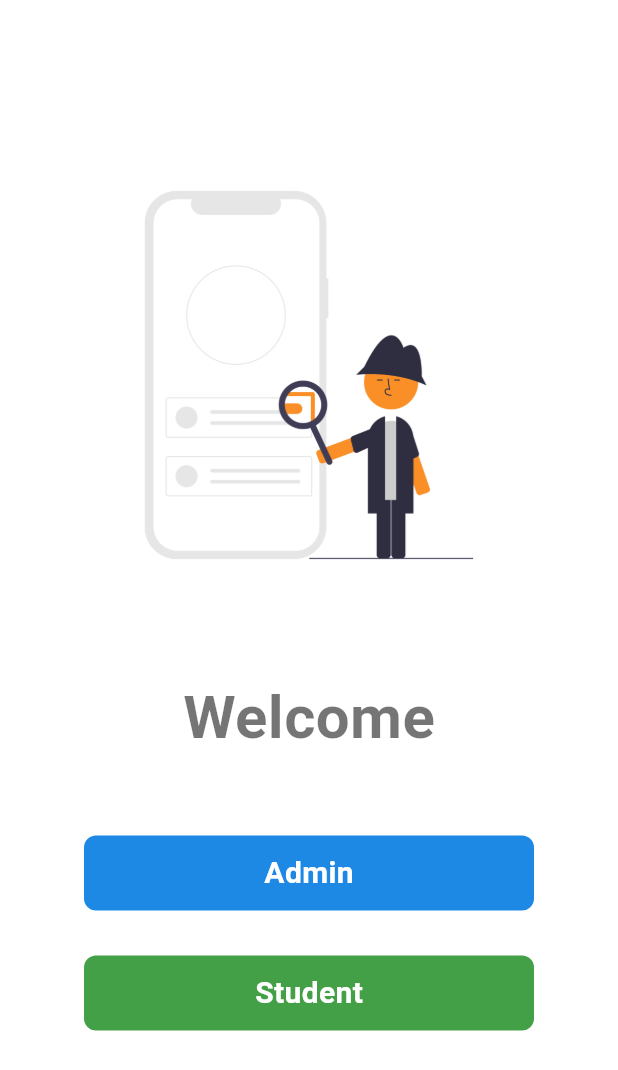
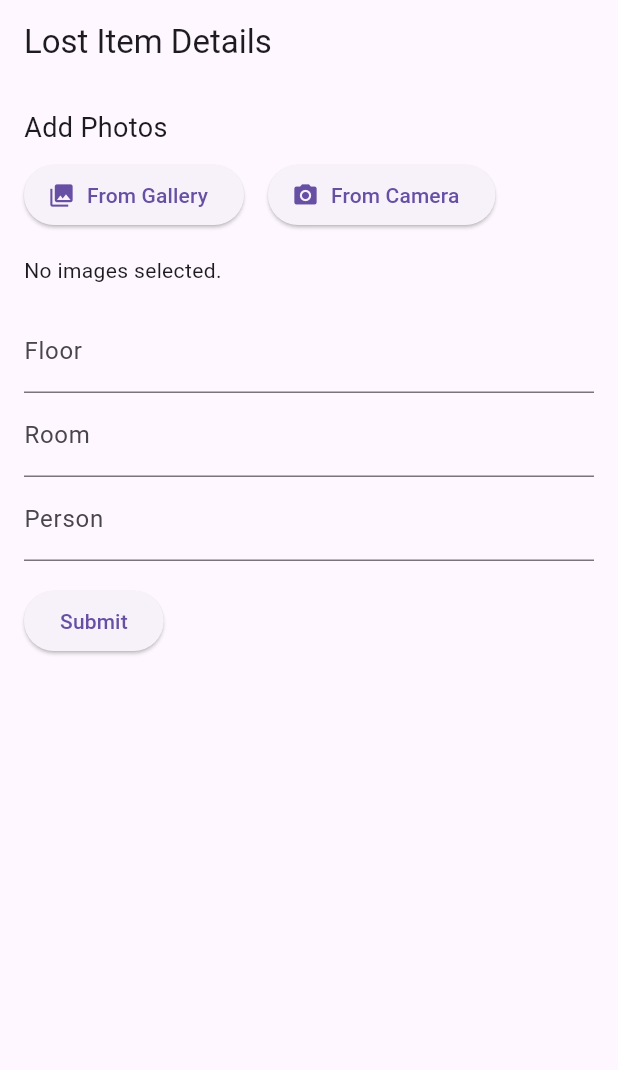
Before and after one commit to nishanthhks/Find-It-Fast, a Flutter app: the screen it shows after launch, on a phone screen of 412 x 824 dp. Shown: the top 1070 px of the screen. Run offline on Flutter 3.47's test engine with Material 3 defaults, Android fonts, the phone set to English and light mode, and no system bars; our stand-ins replace image_picker.

```diff
--- /dev/null
+++ b/devtools_options.yaml
@@ -0,0 +1,3 @@
+description: This file stores settings for Dart & Flutter DevTools.
+documentation: https://docs.flutter.dev/tools/devtools/extensions#configure-extension-enablement-states
+extensions:
--- a/lib/main.dart
+++ b/lib/main.dart
@@ -1,8 +1,12 @@
 import 'package:flutter/material.dart';
+import 'package:provider/provider.dart';
 import 'package:lost_and_found_app/pages/admin_student_button_page.dart';
 import 'package:lost_and_found_app/pages/admin_login_page.dart';
 import 'package:lost_and_found_app/pages/student_login_page.dart';
+import 'package:lost_and_found_app/pages/lost_item_details.dart';
 import "package:lost_and_found_app/utils/routs.dart";
+import 'package:lost_and_found_app/providers/lost_item_form_provider.dart';
+import "package:lost_and_found_app/pages/lost_item_details.dart";
 
 void main() {
   runApp(const MyApp());
@@ -13,11 +17,27 @@ class MyApp extends StatelessWidget {
 
   // This widget is the root of your application.
   @override
+  // Widget build(BuildContext context) {
+  //   return MaterialApp(routes: {
+  //     "/": (context) => LostItemDetails(), // "/" is the default route
+  //     MyRouts.studentLoginRout: (context) => StudentLogin(),
+  //     MyRouts.adminLoginRout: (context) => AdminLoginPage(),
+  //     MyRouts.lostItemDetailsRout: (context) => LostItemDetails(),
+  //     MyRouts.adminStudentButtonRout: (context) => AdminStudentButtonPage(),
+  //   });
+  // }
   Widget build(BuildContext context) {
-    return MaterialApp(routes: {
-      "/": (context) => AdminStudentButtonPage(), // "/" is the default route
-      MyRouts.studentLoginRout: (context) => StudentLogin(),
-      MyRouts.adminLoginRout: (context) => AdminLoginPage(),
-    });
+    return MultiProvider(
+      providers: [
+        ChangeNotifierProvider(create: (_) => LostItemFormProvider()),
+      ],
+      child: MaterialApp(
+        title: 'Lost and Found',
+        theme: ThemeData(
+          primarySwatch: Colors.blue,
+        ),
+        home: LostItemDetails(),
+      ),
+    );
   }
 }
--- /dev/null
+++ b/lib/pages/lost_item_details.dart
@@ -0,0 +1,117 @@
+import 'dart:io'; // Add this line to import the 'dart:io' package
+
+import 'package:flutter/material.dart';
+import 'package:image_picker/image_picker.dart';
+import 'package:provider/provider.dart';
+import 'package:lost_and_found_app/providers/lost_item_form_provider.dart';
+
+class LostItemDetails extends StatefulWidget {
+  const LostItemDetails({Key? key}) : super(key: key);
+
+  @override
+  LostItemDetailsState createState() => LostItemDetailsState();
+}
+
+class LostItemDetailsState extends State<LostItemDetails> {
+  final ImagePicker _picker = ImagePicker();
+
+  @override
+  Widget build(BuildContext context) {
+    final formProvider = Provider.of<LostItemFormProvider>(context);
+
+    return Scaffold(
+      appBar: AppBar(
+        title: const Text('Lost Item Details'),
+      ),
+      body: Padding(
+        padding: const EdgeInsets.all(16.0),
+        child: SingleChildScrollView(
+          child: Column(
+            crossAxisAlignment: CrossAxisAlignment.start,
+            children: [
+              const Text('Add Photos', style: TextStyle(fontSize: 18)),
+              const SizedBox(height: 8),
+              Row(
+                children: [
+                  ElevatedButton.icon(
+                    onPressed: () async {
+                      final List<XFile> pickedFiles =
+                          await _picker.pickMultiImage() ?? [];
+                      for (final file in pickedFiles) {
+                        formProvider.addImage(file);
+                      }
+                    },
+                    icon: const Icon(Icons.photo_library),
+                    label: const Text('From Gallery'),
+                  ),
+                  const SizedBox(width: 16),
+                  ElevatedButton.icon(
+                    onPressed: () async {
+                      final XFile? pickedFile =
+                          await _picker.pickImage(source: ImageSource.camera);
+                      if (pickedFile != null) {
+                        formProvider.addImage(pickedFile);
+                      }
+                    },
+                    icon: const Icon(Icons.camera_alt),
+                    label: const Text('From Camera'),
+                  ),
+                ],
+              ),
+              const SizedBox(height: 16),
+              formProvider.images.isEmpty
+                  ? const Text('No images selected.')
+                  : Wrap(
+                      spacing: 8.0,
+                      runSpacing: 8.0,
+                      children: formProvider.images
+                          .asMap()
+                          .entries
+                          .map((entry) => Stack(
+                                children: [
+                                  Image.file(
+                                    File(entry.value.path),
+                                    width: 100,
+                                    height: 100,
+                                    fit: BoxFit.cover,
+                                  ),
+                                  Positioned(
+                                    right: 0,
+                                    child: GestureDetector(
+                                      onTap: () =>
+                                          formProvider.removeImage(entry.key),
+                                      child: const Icon(Icons.remove_circle,
+                                          color: Colors.red),
+                                    ),
+                                  ),
+                                ],
+                              ))
+                          .toList(),
+                    ),
+              const SizedBox(height: 16),
+              TextField(
+                decoration: const InputDecoration(labelText: 'Floor'),
+                onChanged: (value) => formProvider.setFloor(value),
+              ),
+              TextField(
+                decoration: const InputDecoration(labelText: 'Room'),
+                onChanged: (value) => formProvider.setRoom(value),
+              ),
+              TextField(
+                decoration: const InputDecoration(labelText: 'Person'),
+                onChanged: (value) => formProvider.setPerson(value),
+              ),
+              const SizedBox(height: 16),
+              ElevatedButton(
+                onPressed: () {
+                  // Handle form submission
+                },
+                child: const Text('Submit'),
+              ),
+            ],
+          ),
+        ),
+      ),
+    );
+  }
+}
--- /dev/null
+++ b/lib/providers/lost_item_form_provider.dart
@@ -0,0 +1,39 @@
+import 'package:flutter/material.dart';
+import 'package:image_picker/image_picker.dart';
+
+class LostItemFormProvider with ChangeNotifier {
+  List<XFile> _images = [];
+  String _floor = '';
+  String _room = '';
+  String _person = '';
+
+  List<XFile> get images => _images;
+  String get floor => _floor;
+  String get room => _room;
+  String get person => _person;
+
+  void addImage(XFile image) {
+    _images.add(image);
+    notifyListeners();
+  }
+
+  void setFloor(String floor) {
+    _floor = floor;
+    notifyListeners();
+  }
+
+  void setRoom(String room) {
+    _room = room;
+    notifyListeners();
+  }
+
+  void setPerson(String person) {
+    _person = person;
+    notifyListeners();
+  }
+
+  void removeImage(int index) {
+    _images.removeAt(index);
+    notifyListeners();
+  }
+}
--- a/lib/utils/routs.dart
+++ b/lib/utils/routs.dart
@@ -3,4 +3,5 @@ class MyRouts {
   static String homeRout = "/home";
   static String studentLoginRout = "/studentLogin";
   static String adminLoginRout = "/adminLogin";
+  static String lostItemDetailsRout = "/lostItemDetails";
 }
--- a/pubspec.yaml
+++ b/pubspec.yaml
@@ -30,6 +30,9 @@ environment:
 dependencies:
   flutter:
     sdk: flutter
+  image_picker: ^0.8.4+8
+  multi_image_picker2: ^5.0.0
+  provider: ^6.0.3
 
   # The following adds the Cupertino Icons font to your application.
   # Use with the CupertinoIcons class for iOS style icons.
```
Also changed, not shown: pubspec.lock, 5 other files.
